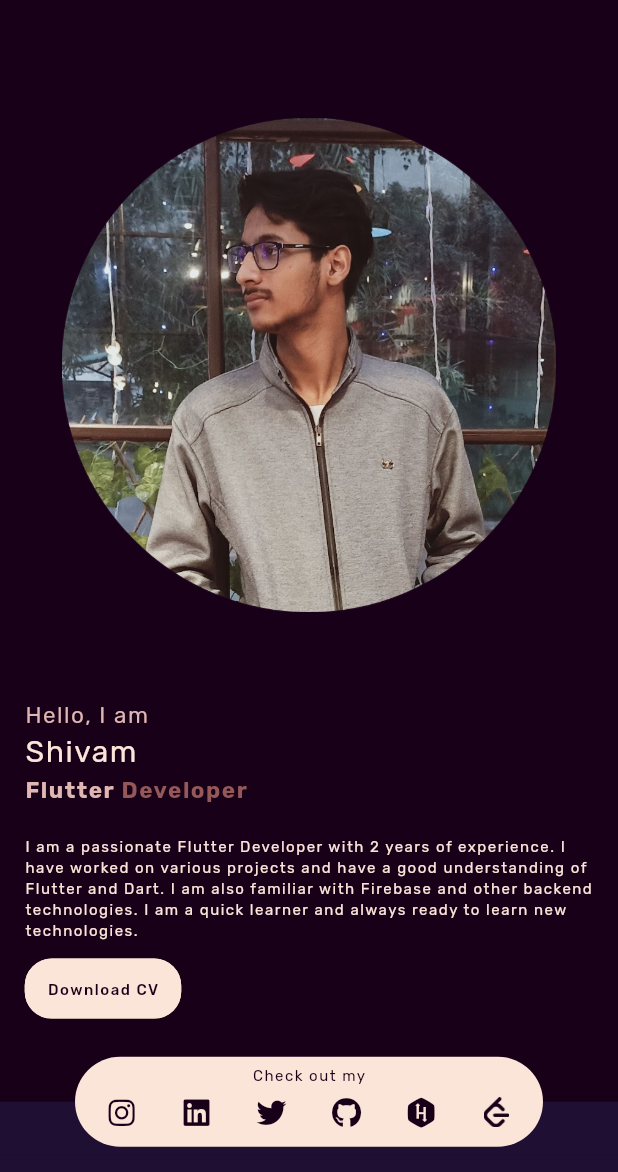
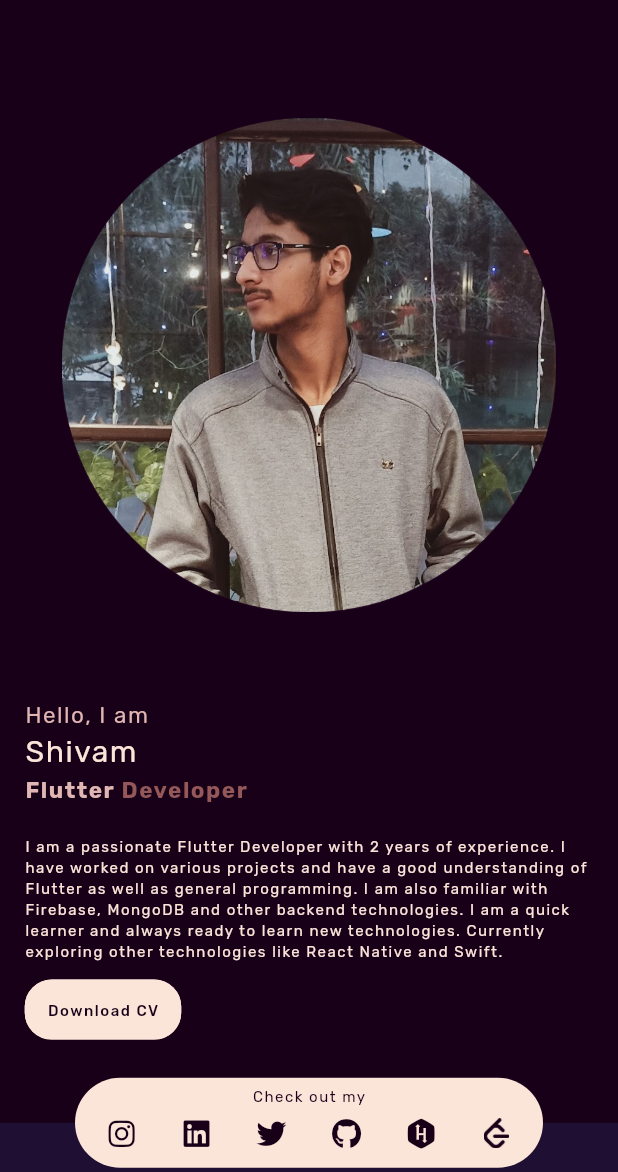
Before and after one commit to mavihS-0/Portfolio, a Flutter app: the screen it shows after launch, on a phone screen of 412 x 824 dp, the part 64-1236 px from its top. Run offline on Flutter 3.47's test engine with Material 3 defaults, Android fonts, the phone set to English and light mode, and no system bars; drawn by our look-alikes of animated_text_kit; our stand-ins replace auto_size_text, font_awesome_flutter, get, google_fonts; missing offline and left inert: cross_fade, glowy_borders.

Commit message:
adding projects

```diff
--- a/lib/data/projects.dart
+++ b/lib/data/projects.dart
@@ -11,12 +11,10 @@ class Project{
 List<Project> projects =[
   Project(title: 'Fire App', subTitle: 'CUSTOM SOCIAL MEDIA/CHAT APP', imagePath: 'assets/projects/project1.png', githubLink: 'github.com/mavihS-0/FireApp'
   , description: 'FireApp is a comprehensive chatting application (prototype) developed during an internship at Ajani Infotech. It\'s designed to offer a seamless communication experience with a range of essential features that define a modern chat application.'),
-  Project(title: 'World Time', subTitle: 'lorep ipsum lorep ipsum lorep ipsum', imagePath:'assets/proj.png', githubLink: 'githubLink',
-  description: 'World Time is a flutter application that shows the time of different locations. It uses an API to get the time of different locations. It also has a feature to change the location and see the time of that location.'),
-  Project(title: 'World Time', subTitle: 'lorep ipsum lorep ipsum lorep ipsum', imagePath: 'assets/proj.png', githubLink: 'githubLink',
-  description: 'World Time is a flutter application that shows the time of different locations. It uses an API to get the time of different locations. It also has a feature to change the location and see the time of that location.'),
-  Project(title: 'World Time', subTitle: 'lorep ipsum lorep ipsum lorep ipsum', imagePath: 'assets/profile.png', githubLink: 'githubLink',
-  description: 'World Time is a flutter application that shows the time of different locations. It uses an API to get the time of different locations. It also has a feature to change the location and see the time of that location.'),
-  Project(title: 'World Time', subTitle: 'lorep ipsum lorep ipsum lorep ipsum', imagePath: 'assets/profile.png', githubLink: 'githubLink',
-  description: 'World Time is a flutter application that shows the time of different locations. It uses an API to get the time of different locations. It also has a feature to change the location and see the time of that location.'),
+  Project(title: 'Communiti', subTitle: 'GDSC SOLUTIONS CHALLENGE', imagePath:'assets/projects/communiti.png', githubLink: 'github.com/mavihS-0/Communiti',
+  description: 'Communiti is a mobile application that allows NGOs (non-governmental organizations) to post volunteer opportunities and volunteers to find and sign up for those opportunities. The app helps to bridge the gap between NGOs in need of volunteers and individuals who want to give back to their community.'),
+  Project(title: 'Currents', subTitle: 'NEWS APP WITH BLoC', imagePath: 'assets/projects/currents.png', githubLink: 'github.com/mavihS-0/Currents-with-BLoC',
+  description: 'Elevate your news experience with our enhanced Flutter News App, now driven by Bloc for robust state management. Effortlessly navigate through a dynamic feed screen, swiping through curated articles. The revamped home screen offers a refined search bar and a country filter, empowering users to tailor their news exploration.'),
+  Project(title: 'Pix-Q', subTitle: 'WALLPAPER APP', imagePath: 'assets/projects/pixq.png', githubLink: 'github.com/mavihS-0/Pix-Q',
+  description: 'Pix-Q: A wallpaper app built using flutter, firebase and wallhaven api. This app gets wallpapers from wallhaven.com based on search queries and stores liked wallpapers in a database on cloud firestore.'),
 ];
--- a/lib/home_page.dart
+++ b/lib/home_page.dart
@@ -309,8 +309,8 @@ ListTile(
                                 onTap: (){},
                                 child: ElevatedCardWidget(
                                   screenSize: screenSize,
-                                  title: 'Flutter Development',
-                                  description: 'I can build beautiful and responsive mobile and web apps using Flutter and Dart.',
+                                  title: 'App Development',
+                                  description: 'I can build beautiful and responsive cross platform apps using Flutter and React Native.',
                                   icon: FontAwesomeIcons.code, isPhone: isPhone, constants: constants,
                                   isHovered: hoverController.isServicesFlutterCardHovered.value,
                                 ),
--- a/lib/widgets/about_content.dart
+++ b/lib/widgets/about_content.dart
@@ -71,7 +71,7 @@ class AboutContent extends StatelessWidget {
             ],
           ),
           SizedBox(height: 20,),
-          Text('I am a passionate Flutter Developer with 2 years of experience. I have worked on various projects and have a good understanding of Flutter and Dart. I am also familiar with Firebase and other backend technologies. I am a quick learner and always ready to learn new technologies.',style: MyTextStyles.appBarContents.copyWith(
+          Text('I am a passionate Flutter Developer with 2 years of experience. I have worked on various projects and have a good understanding of Flutter as well as general programming. I am also familiar with Firebase, MongoDB and other backend technologies. I am a quick learner and always ready to learn new technologies. Currently exploring other technologies like React Native and Swift.',style: MyTextStyles.appBarContents.copyWith(
             color: constants.superLightContentColor,
             fontSize: constants.titleSize3,
           ),),
--- a/lib/widgets/skillls.dart
+++ /dev/null
@@ -1 +0,0 @@
-import 'package:flutter/cupertino.dart';
--- a/pubspec.yaml
+++ b/pubspec.yaml
@@ -102,6 +102,9 @@ flutter:
     - assets/logos/reactNative.png
     - assets/leetcode.png
     - assets/portfolio.png
+    - assets/projects/communiti.png
+    - assets/projects/currents.png
+    - assets/projects/pixq.png
   #   - images/a_dot_ham.jpeg
 
   # An image asset can refer to one or more resolution-specific "variants", see
```
Also changed, not shown: assets/projects/communiti.png (added), assets/projects/currents.png (added), assets/projects/pixq.png (added), 1 other file.
